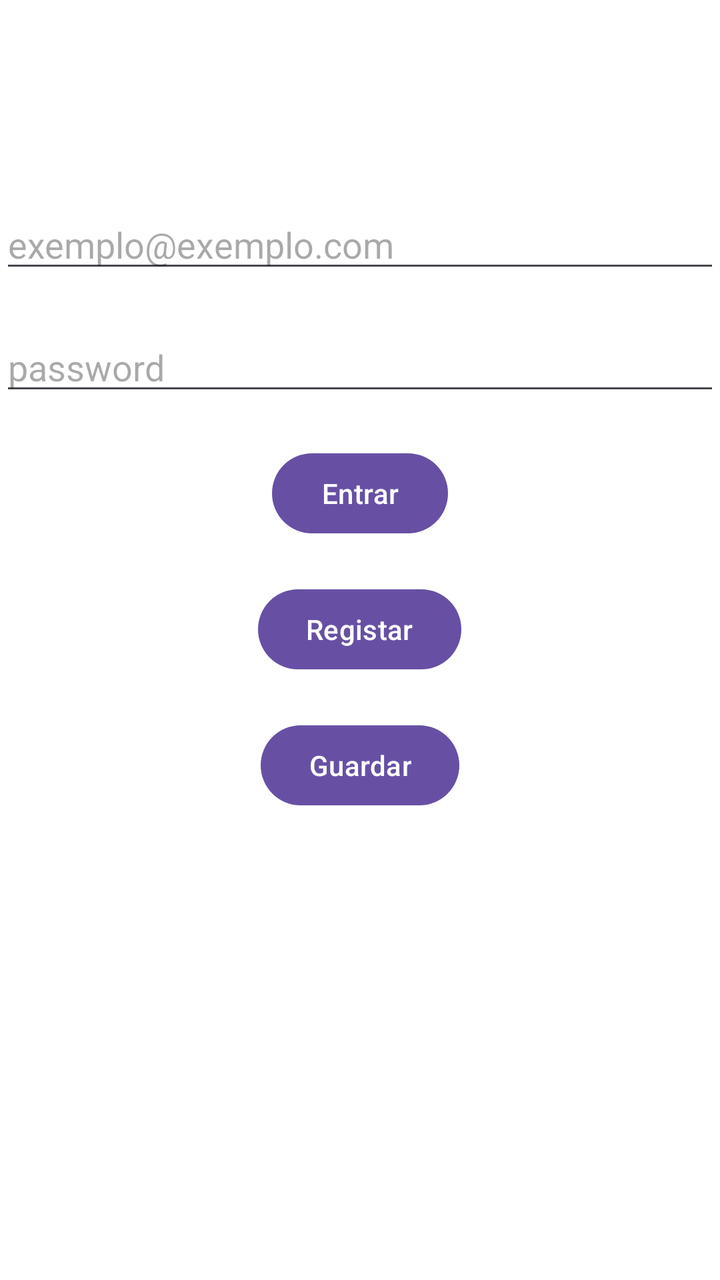
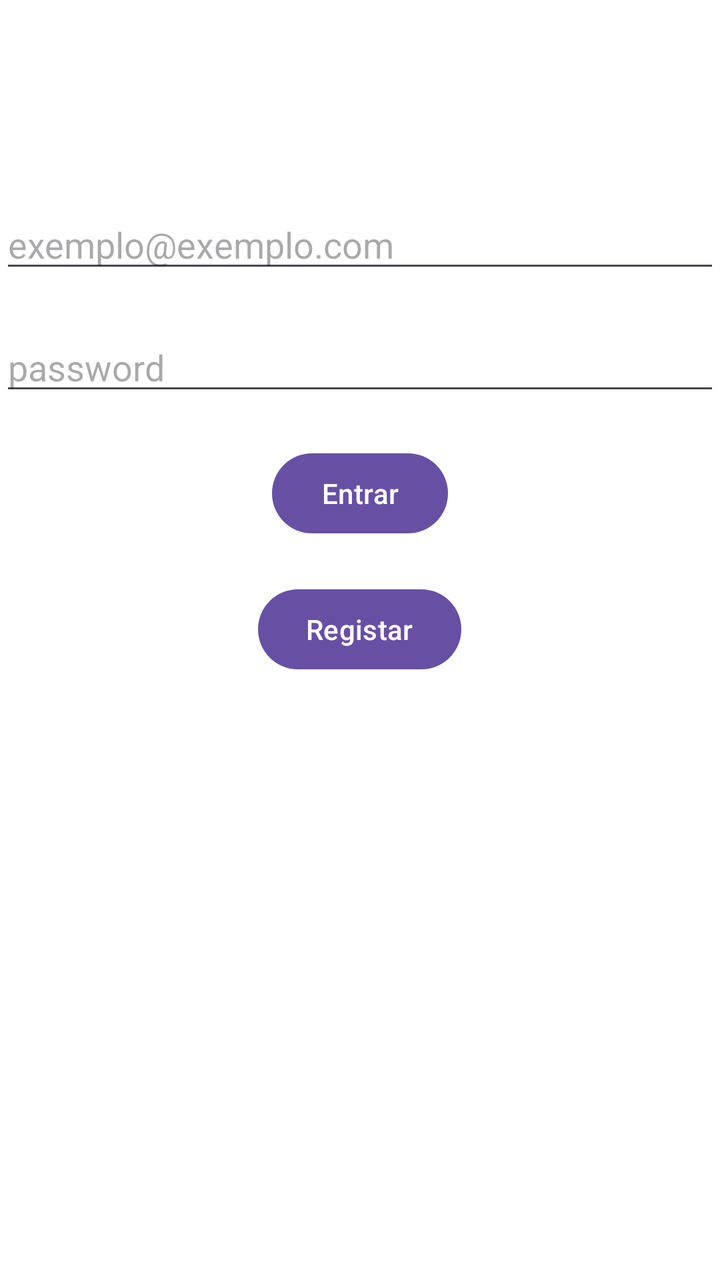

The first picture is an Android layout as it rendered before a commit; the second is the same layout after the commit. The layout source and the unified diff follow.
<!-- AndroidManifest.xml: application theme Theme.ProjetoGrupoHospital -->
<!-- res/layout/activity_main.xml -->
<?xml version="1.0" encoding="utf-8"?>
<LinearLayout xmlns:android="http://schemas.android.com/apk/res/android"
    xmlns:app="http://schemas.android.com/apk/res-auto"
    xmlns:tools="http://schemas.android.com/tools"
    android:id="@+id/main"
    android:layout_width="match_parent"
    android:layout_height="match_parent"
    tools:context=".MainActivity"
    android:orientation="vertical"
    android:background="@color/white">


    <EditText
        android:id="@+id/user"
        android:layout_width="match_parent"
        android:layout_height="wrap_content"
        android:layout_marginTop="100dp"
        android:hint="exemplo@exemplo.com"/>

    <EditText
        android:id="@+id/pass"
        android:layout_width="match_parent"
        android:layout_height="wrap_content"
        android:layout_marginTop="20dp"
        android:hint="password"/>

    <Button
        android:id="@+id/btnEntrar"
        android:layout_width="wrap_content"
        android:layout_height="wrap_content"
        android:layout_marginTop="20dp"
        android:text="Entrar"
        android:layout_gravity="center"/>

    <Button
        android:id="@+id/btnRegistar"
        android:layout_width="wrap_content"
        android:layout_height="wrap_content"
        android:text="Registar"
        android:layout_marginTop="20dp"
        android:layout_gravity="center"/>

    <Button
        android:id="@+id/btnGuardar"
        android:layout_width="wrap_content"
        android:layout_height="wrap_content"
        android:text="Guardar"
        android:layout_marginTop="20dp"
        android:layout_gravity="center"/>

</LinearLayout>
<!-- resources referenced by this layout -->
<resources>
  <color name="white">#FFFFFFFF</color>
  <style name="Theme.ProjetoGrupoHospital" parent="Base.Theme.ProjetoGrupoHospital" />
  <style name="Base.Theme.ProjetoGrupoHospital" parent="Theme.Material3.DayNight.NoActionBar">
          
          
      </style>
</resources>

<!-- the commit's change to res/layout/activity_main.xml (unified diff, before → after) -->
@@ -22,7 +22,8 @@
         android:layout_width="match_parent"
         android:layout_height="wrap_content"
         android:layout_marginTop="20dp"
-        android:hint="password"/>
+        android:hint="password"
+        android:inputType="textPassword"/>
 
     <Button
         android:id="@+id/btnEntrar"
@@ -38,14 +39,6 @@
         android:layout_height="wrap_content"
         android:text="Registar"
         android:layout_marginTop="20dp"
-        android:layout_gravity="center"/>
-
-    <Button
-        android:id="@+id/btnGuardar"
-        android:layout_width="wrap_content"
-        android:layout_height="wrap_content"
-        android:text="Guardar"
-        android:layout_marginTop="20dp"
-        android:layout_gravity="center"/>
+        android:layout_gravity="center" />
 
 </LinearLayout>
